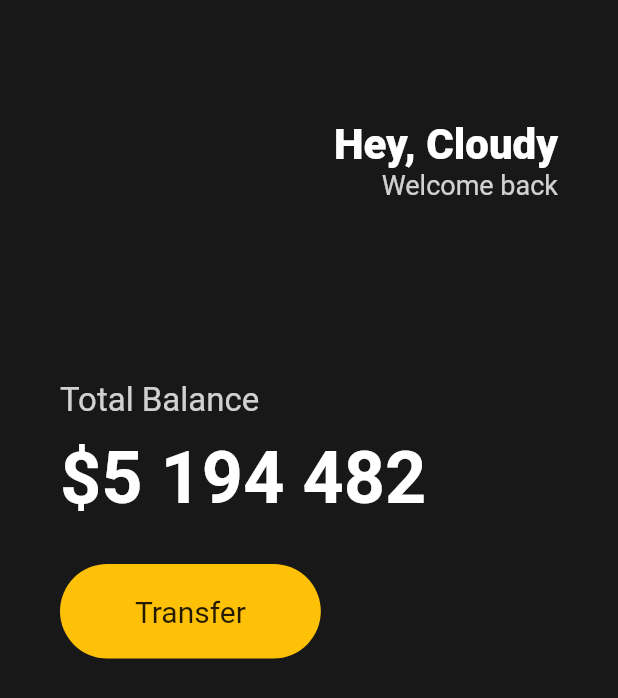
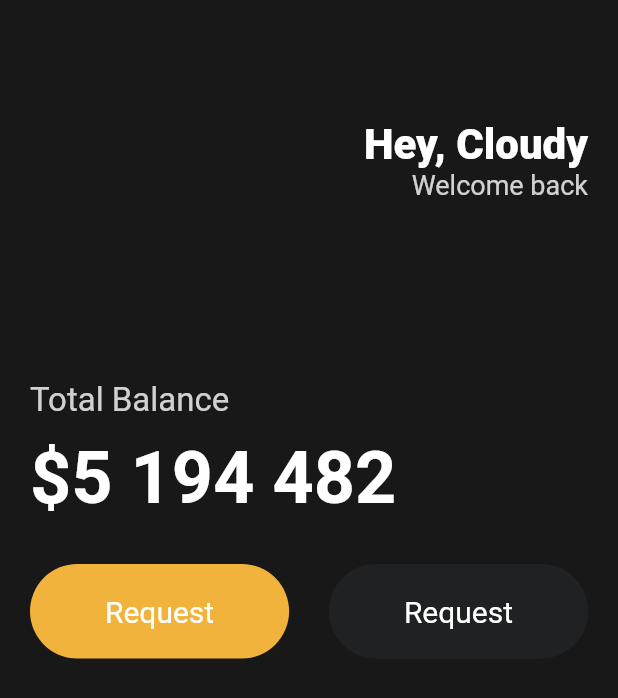
Before and after one commit to sunnyinha/flutter, a Flutter app: the screen it shows after launch, on a phone screen of 412 x 824 dp. Shown: the top 698 px of the screen. Run offline on Flutter 3.47's test engine with Material 2 defaults, Android fonts, the phone set to English and light mode, and no system bars.

Commit message:
button class

```diff
--- a/basic_flutter/lib/main.dart
+++ b/basic_flutter/lib/main.dart
@@ -1,21 +1,24 @@
 import 'package:flutter/material.dart';
+import 'package:flutter_application_1/widgets/Button.dart';
 
 void main() {
-  runApp(App());
+  runApp(const App());
 }
 
 class App extends StatelessWidget {
+  const App({super.key});
+
   @override
   Widget build(BuildContext context) {
     return MaterialApp(
       home: Scaffold(
-        backgroundColor: Color(0xFF181818),
+        backgroundColor: const Color(0xFF181818),
         body: Padding(
-          padding: EdgeInsets.symmetric(horizontal: 40),
+          padding: const EdgeInsets.symmetric(horizontal: 20),
           child: Column(
             crossAxisAlignment: CrossAxisAlignment.start,
             children: [
-              SizedBox(
+              const SizedBox(
                 height: 80,
               ),
               Row(
@@ -24,7 +27,7 @@ class App extends StatelessWidget {
                   Column(
                     crossAxisAlignment: CrossAxisAlignment.end,
                     children: [
-                      Text(
+                      const Text(
                         "Hey, Cloudy",
                         style: TextStyle(
                           color: Colors.white,
@@ -41,7 +44,7 @@ class App extends StatelessWidget {
                   )
                 ],
               ),
-              SizedBox(
+              const SizedBox(
                 height: 120,
               ),
               Text(
@@ -51,10 +54,10 @@ class App extends StatelessWidget {
                   color: Colors.white.withOpacity(0.8),
                 ),
               ),
-              SizedBox(
+              const SizedBox(
                 height: 10,
               ),
-              Text(
+              const Text(
                 "\$5 194 482",
                 style: TextStyle(
                   fontSize: 48,
@@ -62,26 +65,21 @@ class App extends StatelessWidget {
                   color: Colors.white,
                 ),
               ),
-              SizedBox(
+              const SizedBox(
                 height: 30,
               ),
-              Row(
+              const Row(
+                mainAxisAlignment: MainAxisAlignment.spaceBetween,
                 children: [
-                  //버튼 제작
-                  Container(
-                    //버튼 박스 꾸미기
-                    decoration: BoxDecoration(
-                      color: Colors.amber,
-                      borderRadius: BorderRadius.circular(45),
-                    ),
-                    child: Padding(
-                      padding:
-                          EdgeInsets.symmetric(vertical: 20, horizontal: 50),
-                      child: Text("Transfer",
-                          style: TextStyle(
-                            fontSize: 20,
-                          )),
-                    ),
+                  Button(
+                    text: "Transfer",
+                    bgColor: Color(0xFFF1B33B),
+                    textColor: Colors.black,
+                  ),
+                  Button(
+                    text: "Request",
+                    bgColor: Color(0xFF1F2123),
+                    textColor: Colors.white,
                   ),
                 ],
               )
--- /dev/null
+++ b/basic_flutter/lib/widgets/button.dart
@@ -0,0 +1,33 @@
+import 'package:flutter/material.dart';
+
+class Button extends StatelessWidget {
+  final String text;
+  final Color bgColor;
+  final Color textColor;
+
+  const Button(
+      {super.key,
+      required this.text,
+      required this.bgColor,
+      required this.textColor});
+
+  @override
+  Widget build(BuildContext context) {
+    return Container(
+      decoration: BoxDecoration(
+        color: bgColor,
+        borderRadius: BorderRadius.circular(45),
+      ),
+      child: const Padding(
+        padding: EdgeInsets.symmetric(vertical: 20, horizontal: 50),
+        child: Text(
+          "Request",
+          style: TextStyle(
+            color: Colors.white,
+            fontSize: 20,
+          ),
+        ),
+      ),
+    );
+  }
+}
```
